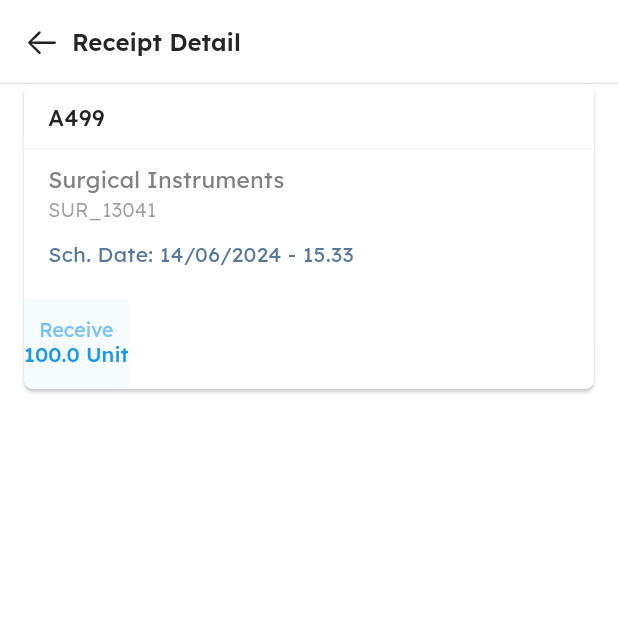
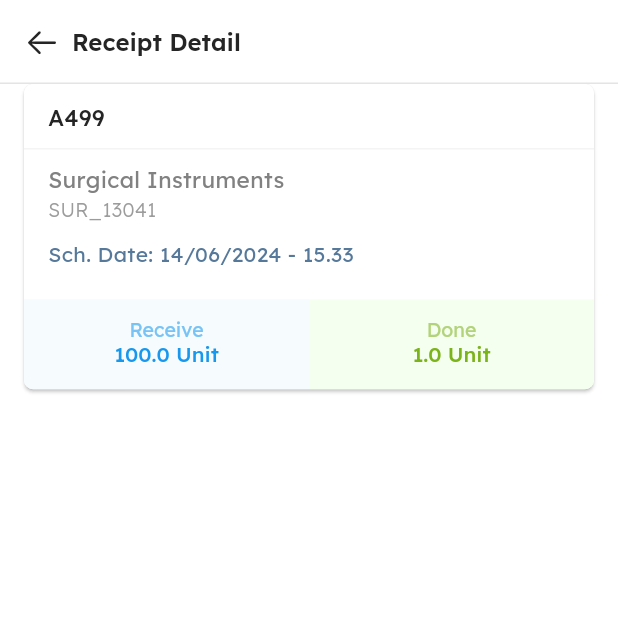
Before and after one commit to teguhw-scaleocean/inventory_3, a Flutter app: the screen it shows after launch, on a phone screen of 412 x 824 dp, the top half of it. Run offline on Flutter 3.47's test engine with Material 3 defaults, Android fonts, the phone set to English and light mode, and no system bars; our stand-ins replace device_preview, flutter_screenutil, flutter_svg.

Commit message:
receipt-detail-inprogress-3-pallet item card completed

```diff
--- a/lib/presentation/receipt/screens/receipt_detail_screen.dart
+++ b/lib/presentation/receipt/screens/receipt_detail_screen.dart
@@ -27,74 +27,7 @@ class _ReceiptDetailScreenState extends State<ReceiptDetailScreen> {
           padding: const EdgeInsets.symmetric(horizontal: 16),
           child: Column(
             children: [
-              SizedBox(
-                width: double.infinity,
-                child: Card(
-                  semanticContainer: true,
-                  clipBehavior: Clip.antiAliasWithSaveLayer,
-                  margin: EdgeInsets.zero,
-                  shape: const RoundedRectangleBorder(
-                      borderRadius: BorderRadius.all(Radius.circular(6))),
-                  child: Column(
-                    crossAxisAlignment: CrossAxisAlignment.start,
-                    children: [
-                      Container(
-                        width: double.infinity,
-                        padding: const EdgeInsets.fromLTRB(16, 12, 0, 10),
-                        decoration: const BoxDecoration(
-                          border: Border(
-                            bottom: BorderSide(
-                              color: ColorName.borderColor,
-                              width: 0.5,
-                            ),
-                          ),
-                        ),
-                        child: Text(
-                          "A499",
-                          style: BaseText.black2Text15
-                              .copyWith(fontWeight: BaseText.medium),
-                        ),
-                      ),
-                      Container(
-                        width: double.infinity,
-                        padding: const EdgeInsets.symmetric(
-                            vertical: 10, horizontal: 16),
-                        child: Column(
-                          crossAxisAlignment: CrossAxisAlignment.start,
-                          mainAxisSize: MainAxisSize.min,
-                          children: [
-                            Text(
-                              "Surgical Instruments",
-                              style: BaseText.grey1Text15,
-                            ),
-                            Text(
-                              "SUR_13041",
-                              style: BaseText.baseTextStyle.copyWith(
-                                color: ColorName.grey11Color,
-                                fontSize: 13,
-                                fontWeight: BaseText.light,
-                              ),
-                            ),
-                            10.height,
-                            Text(
-                              "Sch. Date: 14/06/2024 - 15.33",
-                              style: BaseText.baseTextStyle.copyWith(
-                                fontSize: 14,
-                                color: ColorName.dateTimeColor,
-                              ),
-                            ),
-                            10.height,
-                          ],
-                        ),
-                      ),
-                      _buildBottomCardSection(
-                        label: "Receive",
-                        value: "100.0 Unit",
-                      )
-                    ],
-                  ),
-                ),
-              ),
+              buildPalleteItemCard(),
             ],
           ),
         ),
@@ -230,7 +163,82 @@ class _ReceiptDetailScreenState extends State<ReceiptDetailScreen> {
     );
   }
 
-  Container _buildBottomCardSection(
+  Card buildPalleteItemCard() {
+    return Card(
+      // semanticContainer: true,
+      // clipBehavior: Clip.antiAliasWithSaveLayer,
+      margin: EdgeInsets.zero,
+      shape: const RoundedRectangleBorder(
+          borderRadius: BorderRadius.all(Radius.circular(6))),
+      child: Column(
+        crossAxisAlignment: CrossAxisAlignment.start,
+        children: [
+          Container(
+            width: double.infinity,
+            padding: const EdgeInsets.fromLTRB(16, 12, 0, 10),
+            decoration: const BoxDecoration(
+              border: Border(
+                bottom: BorderSide(
+                  color: ColorName.borderColor,
+                  width: 0.5,
+                ),
+              ),
+            ),
+            child: Text(
+              "A499",
+              style:
+                  BaseText.black2Text15.copyWith(fontWeight: BaseText.medium),
+            ),
+          ),
+          Container(
+            width: double.infinity,
+            padding: const EdgeInsets.symmetric(vertical: 10, horizontal: 16),
+            child: Column(
+              crossAxisAlignment: CrossAxisAlignment.start,
+              mainAxisSize: MainAxisSize.min,
+              children: [
+                Text(
+                  "Surgical Instruments",
+                  style: BaseText.grey1Text15,
+                ),
+                Text(
+                  "SUR_13041",
+                  style: BaseText.baseTextStyle.copyWith(
+                    color: ColorName.grey11Color,
+                    fontSize: 13,
+                    fontWeight: BaseText.light,
+                  ),
+                ),
+                10.height,
+                Text(
+                  "Sch. Date: 14/06/2024 - 15.33",
+                  style: BaseText.baseTextStyle.copyWith(
+                    fontSize: 14,
+                    color: ColorName.dateTimeColor,
+                  ),
+                ),
+                10.height,
+              ],
+            ),
+          ),
+          Row(
+            children: [
+              _buildBottomCardSection(
+                label: "Receive",
+                value: "100.0 Unit",
+              ),
+              _buildBottomCardSection(
+                label: "Done",
+                value: "1.0 Unit",
+              )
+            ],
+          ),
+        ],
+      ),
+    );
+  }
+
+  Widget _buildBottomCardSection(
       {required String label, required String value}) {
     bool isReceive = false;
     Color bgColor;
@@ -242,15 +250,17 @@ class _ReceiptDetailScreenState extends State<ReceiptDetailScreen> {
       bgColor = ColorName.doneBgColor;
     }
 
-    return Container(
+    return Flexible(
+      child: Container(
         height: 60,
-      // width: ,
+        width: MediaQuery.sizeOf(context).width / 2,
         padding: const EdgeInsets.symmetric(vertical: 12),
         decoration: BoxDecoration(
           color: bgColor,
           borderRadius: BorderRadius.only(
-          bottomLeft:
-              (isReceive) ? const Radius.circular(6) : const Radius.circular(0),
+            bottomLeft: (isReceive)
+                ? const Radius.circular(6)
+                : const Radius.circular(0),
             bottomRight: (!isReceive)
                 ? const Radius.circular(6)
                 : const Radius.circular(0),
@@ -278,6 +288,7 @@ class _ReceiptDetailScreenState extends State<ReceiptDetailScreen> {
                 ),
               )
             ])),
+      ),
     );
   }
 
```
Lines whose indentation alone changed are shown as unchanged.
